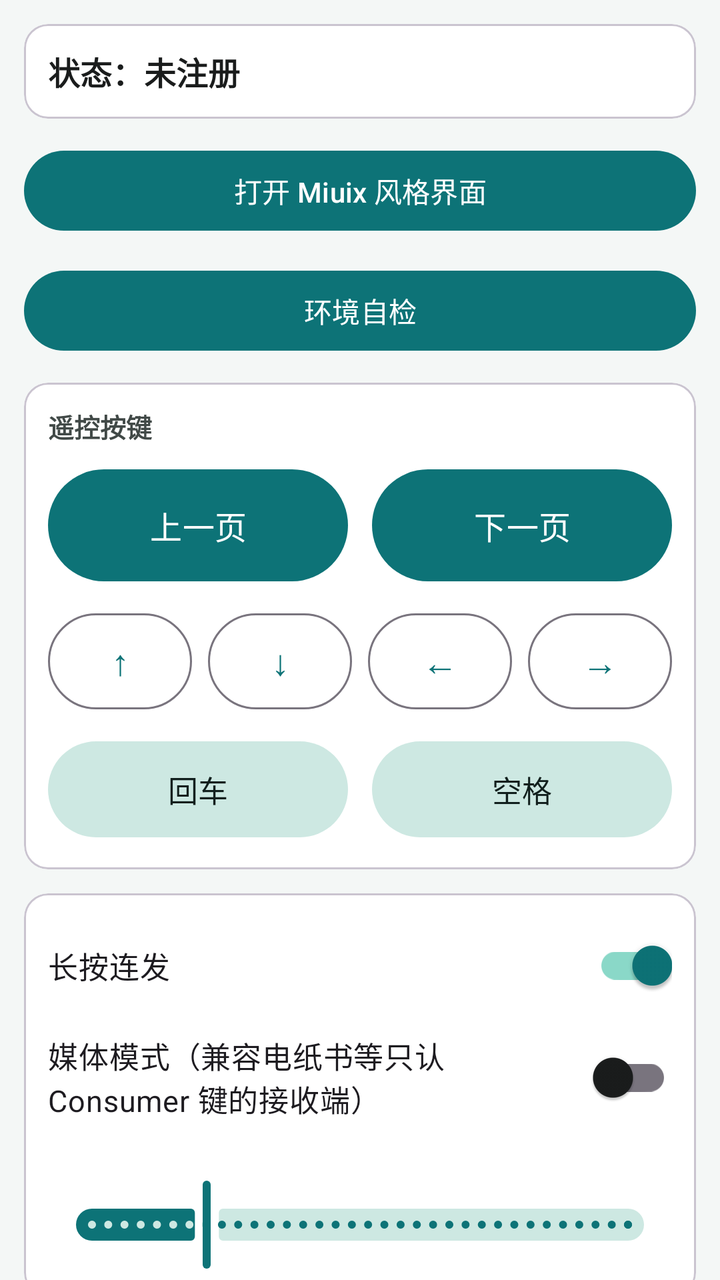
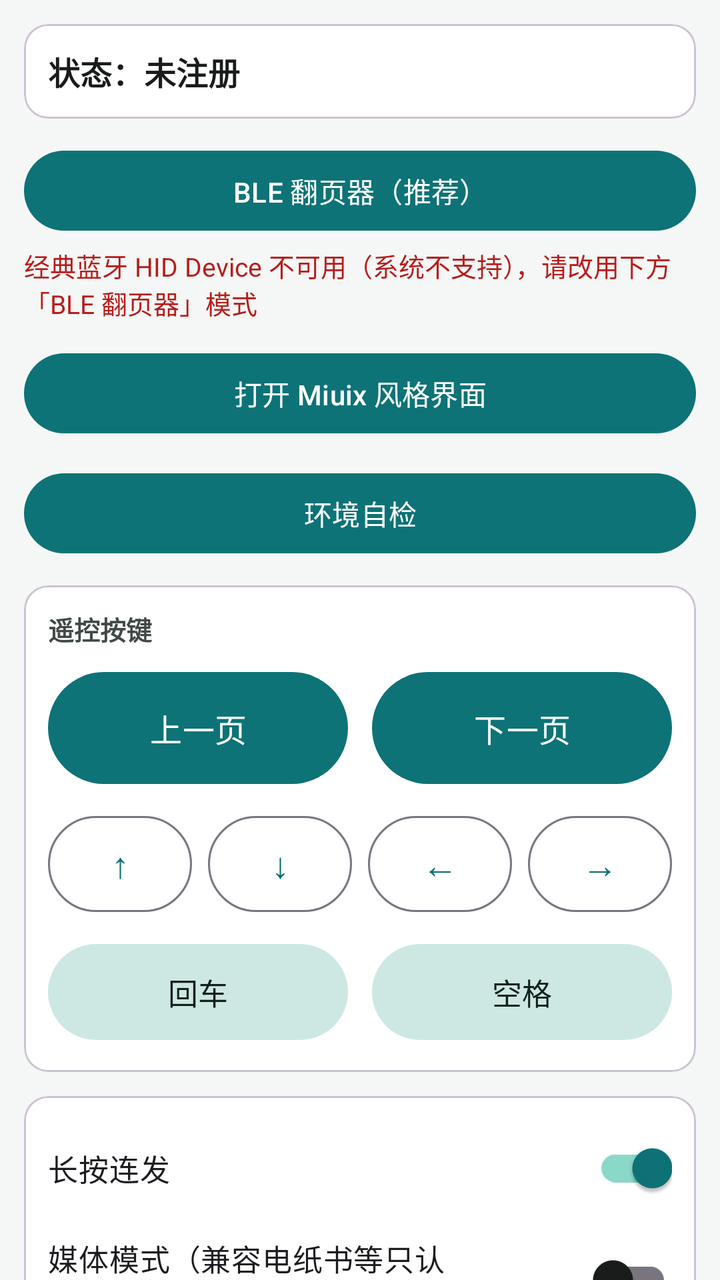

The first picture is an Android layout as it rendered before a commit; the second is the same layout after the commit. The layout source and the unified diff follow.
<!-- AndroidManifest.xml: application theme Theme.HidPager -->
<!-- res/layout/activity_main.xml -->
<?xml version="1.0" encoding="utf-8"?>
<androidx.core.widget.NestedScrollView xmlns:android="http://schemas.android.com/apk/res/android"
    xmlns:app="http://schemas.android.com/apk/res-auto"
    android:layout_width="match_parent"
    android:layout_height="match_parent"
    android:fillViewport="true">

    <LinearLayout
        android:layout_width="match_parent"
        android:layout_height="wrap_content"
        android:orientation="vertical"
        android:padding="12dp">

        
        <com.google.android.material.card.MaterialCardView
            android:layout_width="match_parent"
            android:layout_height="wrap_content"
            android:layout_marginBottom="12dp">

            <LinearLayout
                android:layout_width="match_parent"
                android:layout_height="wrap_content"
                android:gravity="center_vertical"
                android:orientation="horizontal"
                android:padding="12dp">

                <TextView
                    android:id="@+id/tv_status"
                    android:layout_width="0dp"
                    android:layout_height="wrap_content"
                    android:layout_weight="1"
                    android:text="@string/status_unregistered"
                    android:textColor="@color/colorOnSurface"
                    android:textSize="16sp"
                    android:textStyle="bold" />

                <com.google.android.material.button.MaterialButton
                    android:id="@+id/btn_connect"
                    android:layout_width="wrap_content"
                    android:layout_height="wrap_content"
                    android:text="@string/btn_disconnect"
                    android:visibility="gone" />
            </LinearLayout>
        </com.google.android.material.card.MaterialCardView>

        
        <com.google.android.material.button.MaterialButton
            android:id="@+id/btn_open_miuix"
            android:layout_width="match_parent"
            android:layout_height="wrap_content"
            android:layout_marginBottom="12dp"
            android:text="打开 Miuix 风格界面" />

        
        <com.google.android.material.button.MaterialButton
            android:id="@+id/btn_open_diagnosis"
            android:layout_width="match_parent"
            android:layout_height="wrap_content"
            android:layout_marginBottom="12dp"
            android:text="@string/btn_open_diagnosis" />

        
        <com.google.android.material.card.MaterialCardView
            android:layout_width="match_parent"
            android:layout_height="wrap_content"
            android:layout_marginBottom="12dp">

            <LinearLayout
                android:layout_width="match_parent"
                android:layout_height="wrap_content"
                android:orientation="vertical"
                android:padding="12dp">

                <TextView
                    android:layout_width="wrap_content"
                    android:layout_height="wrap_content"
                    android:layout_marginBottom="8dp"
                    android:text="@string/title_remote"
                    android:textColor="@color/colorOnSurfaceVariant"
                    android:textSize="13sp"
                    android:textStyle="bold" />

                
                <LinearLayout
                    android:layout_width="match_parent"
                    android:layout_height="wrap_content"
                    android:orientation="horizontal"
                    android:weightSum="2">

                    <com.google.android.material.button.MaterialButton
                        android:id="@+id/btn_page_up"
                        android:layout_width="0dp"
                        android:layout_height="64dp"
                        android:layout_marginEnd="6dp"
                        android:layout_weight="1"
                        android:text="@string/btn_page_up"
                        android:textSize="16sp" />

                    <com.google.android.material.button.MaterialButton
                        android:id="@+id/btn_page_down"
                        android:layout_width="0dp"
                        android:layout_height="64dp"
                        android:layout_marginStart="6dp"
                        android:layout_weight="1"
                        android:text="@string/btn_page_down"
                        android:textSize="16sp" />
                </LinearLayout>

                
                <LinearLayout
                    android:layout_width="match_parent"
                    android:layout_height="wrap_content"
                    android:layout_marginTop="8dp"
                    android:orientation="horizontal"
                    android:weightSum="4">

                    <com.google.android.material.button.MaterialButton
                        android:id="@+id/btn_up"
                        style="@style/Widget.Material3.Button.OutlinedButton"
                        android:layout_width="0dp"
                        android:layout_height="56dp"
                        android:layout_marginEnd="4dp"
                        android:layout_weight="1"
                        android:text="@string/btn_up"
                        android:textSize="18sp" />

                    <com.google.android.material.button.MaterialButton
                        android:id="@+id/btn_down"
                        style="@style/Widget.Material3.Button.OutlinedButton"
                        android:layout_width="0dp"
                        android:layout_height="56dp"
                        android:layout_marginEnd="4dp"
                        android:layout_marginStart="4dp"
                        android:layout_weight="1"
                        android:text="@string/btn_down"
                        android:textSize="18sp" />

                    <com.google.android.material.button.MaterialButton
                        android:id="@+id/btn_left"
                        style="@style/Widget.Material3.Button.OutlinedButton"
                        android:layout_width="0dp"
                        android:layout_height="56dp"
                        android:layout_marginEnd="4dp"
                        android:layout_marginStart="4dp"
                        android:layout_weight="1"
                        android:text="@string/btn_left"
                        android:textSize="18sp" />

                    <com.google.android.material.button.MaterialButton
                        android:id="@+id/btn_right"
                        style="@style/Widget.Material3.Button.OutlinedButton"
                        android:layout_width="0dp"
                        android:layout_height="56dp"
                        android:layout_marginStart="4dp"
                        android:layout_weight="1"
                        android:text="@string/btn_right"
                        android:textSize="18sp" />
                </LinearLayout>

                
                <LinearLayout
                    android:layout_width="match_parent"
                    android:layout_height="wrap_content"
                    android:layout_marginTop="8dp"
                    android:orientation="horizontal"
                    android:weightSum="2">

                    <com.google.android.material.button.MaterialButton
                        android:id="@+id/btn_enter"
                        style="@style/Widget.Material3.Button.TonalButton"
                        android:layout_width="0dp"
                        android:layout_height="56dp"
                        android:layout_marginEnd="6dp"
                        android:layout_weight="1"
                        android:text="@string/btn_enter"
                        android:textSize="15sp" />

                    <com.google.android.material.button.MaterialButton
                        android:id="@+id/btn_space"
                        style="@style/Widget.Material3.Button.TonalButton"
                        android:layout_width="0dp"
                        android:layout_height="56dp"
                        android:layout_marginStart="6dp"
                        android:layout_weight="1"
                        android:text="@string/btn_space"
                        android:textSize="15sp" />
                </LinearLayout>
            </LinearLayout>
        </com.google.android.material.card.MaterialCardView>

        
        <com.google.android.material.card.MaterialCardView
            android:layout_width="match_parent"
            android:layout_height="wrap_content"
            android:layout_marginBottom="12dp">

            <LinearLayout
                android:layout_width="match_parent"
                android:layout_height="wrap_content"
                android:orientation="vertical"
                android:padding="12dp">

                <com.google.android.material.switchmaterial.SwitchMaterial
                    android:id="@+id/switch_repeat"
                    android:layout_width="match_parent"
                    android:layout_height="wrap_content"
                    android:checked="true"
                    android:text="@string/switch_repeat"
                    android:textSize="15sp" />

                
                <com.google.android.material.switchmaterial.SwitchMaterial
                    android:id="@+id/switch_media_mode"
                    android:layout_width="match_parent"
                    android:layout_height="wrap_content"
                    android:layout_marginTop="8dp"
                    android:checked="false"
                    android:text="@string/switch_media_mode"
                    android:textSize="15sp" />

                <TextView
                    android:id="@+id/tv_repeat_label"
                    android:layout_width="match_parent"
                    android:layout_height="wrap_content"
                    android:layout_marginTop="8dp"
                    android:textColor="@color/colorOnSurfaceVariant"
                    android:textSize="13sp" />

                <com.google.android.material.slider.Slider
                    android:id="@+id/slider_repeat"
                    android:layout_width="match_parent"
                    android:layout_height="wrap_content"
                    android:stepSize="50"
                    android:value="800"
                    android:valueFrom="200"
                    android:valueTo="3000" />
            </LinearLayout>
        </com.google.android.material.card.MaterialCardView>

        
        <com.google.android.material.card.MaterialCardView
            android:layout_width="match_parent"
            android:layout_height="wrap_content"
            android:layout_marginBottom="12dp">

            <LinearLayout
                android:layout_width="match_parent"
                android:layout_height="wrap_content"
                android:orientation="vertical"
                android:padding="12dp">

                <LinearLayout
                    android:layout_width="match_parent"
                    android:layout_height="wrap_content"
                    android:gravity="center_vertical"
                    android:orientation="horizontal">

                    <TextView
                        android:layout_width="0dp"
                        android:layout_height="wrap_content"
                        android:layout_weight="1"
                        android:text="@string/title_devices"
                        android:textColor="@color/colorOnSurface"
                        android:textSize="15sp"
                        android:textStyle="bold" />

                    <com.google.android.material.button.MaterialButton
                        android:id="@+id/btn_scan"
                        android:layout_width="wrap_content"
                        android:layout_height="wrap_content"
                        android:text="@string/btn_scan" />
                </LinearLayout>

                <TextView
                    android:id="@+id/tv_empty_devices"
                    android:layout_width="match_parent"
                    android:layout_height="wrap_content"
                    android:paddingVertical="12dp"
                    android:text="@string/empty_devices"
                    android:textColor="@color/text_secondary"
                    android:textSize="13sp" />

                <androidx.recyclerview.widget.RecyclerView
                    android:id="@+id/recycler_devices"
                    android:layout_width="match_parent"
                    android:layout_height="wrap_content"
                    android:nestedScrollingEnabled="false" />
            </LinearLayout>
        </com.google.android.material.card.MaterialCardView>

        
        <com.google.android.material.card.MaterialCardView
            android:layout_width="match_parent"
            android:layout_height="wrap_content">

            <LinearLayout
                android:layout_width="match_parent"
                android:layout_height="wrap_content"
                android:orientation="vertical"
                android:padding="12dp">

                <LinearLayout
                    android:layout_width="match_parent"
                    android:layout_height="wrap_content"
                    android:gravity="center_vertical"
                    android:orientation="horizontal">

                    <TextView
                        android:layout_width="0dp"
                        android:layout_height="wrap_content"
                        android:layout_weight="1"
                        android:text="@string/title_log"
                        android:textColor="@color/colorOnSurface"
                        android:textSize="15sp"
                        android:textStyle="bold" />

                    <com.google.android.material.button.MaterialButton
                        android:id="@+id/btn_clear_log"
                        style="@style/Widget.Material3.Button.TextButton"
                        android:layout_width="wrap_content"
                        android:layout_height="wrap_content"
                        android:text="@string/btn_clear_log" />
                </LinearLayout>

                <ScrollView
                    android:id="@+id/scroll_log"
                    android:layout_width="match_parent"
                    android:layout_height="160dp"
                    android:background="@color/colorSurfaceVariant"
                    android:padding="8dp">

                    <TextView
                        android:id="@+id/tv_log"
                        android:layout_width="match_parent"
                        android:layout_height="wrap_content"
                        android:fontFamily="monospace"
                        android:textColor="@color/colorOnSurface"
                        android:textIsSelectable="true"
                        android:textSize="12sp" />
                </ScrollView>
            </LinearLayout>
        </com.google.android.material.card.MaterialCardView>
    </LinearLayout>
</androidx.core.widget.NestedScrollView>
<!-- resources referenced by this layout -->
<resources>
  <color name="colorOnSurface">#FF1A1C1C</color>
  <color name="colorOnSurfaceVariant">#FF414947</color>
  <color name="colorSurfaceVariant">#FFDFE5E3</color>
  <color name="text_secondary">#FF5A6B69</color>
  <string name="btn_clear_log">清空</string>
  <string name="btn_disconnect">断开</string>
  <string name="btn_down">↓</string>
  <string name="btn_enter">回车</string>
  <string name="btn_left">←</string>
  <string name="btn_open_diagnosis">环境自检</string>
  <string name="btn_page_down">下一页</string>
  <string name="btn_page_up">上一页</string>
  <string name="btn_right">→</string>
  <string name="btn_scan">扫描设备</string>
  <string name="btn_space">空格</string>
  <string name="btn_up">↑</string>
  <string name="empty_devices">暂无设备，请点击「扫描设备」</string>
  <string name="status_unregistered">状态：未注册</string>
  <string name="switch_media_mode">媒体模式（兼容电纸书等只认 Consumer 键的接收端）</string>
  <string name="switch_repeat">长按连发</string>
  <string name="title_devices">设备</string>
  <string name="title_log">运行日志</string>
  <string name="title_remote">遥控按键</string>
  <style name="Theme.HidPager" parent="Theme.Material3.DayNight.NoActionBar">
          <item name="colorPrimary">@color/colorPrimary</item>
          <item name="colorOnPrimary">@color/colorOnPrimary</item>
          <item name="colorPrimaryContainer">@color/colorPrimaryContainer</item>
          <item name="colorOnPrimaryContainer">@color/colorOnPrimaryContainer</item>
          <item name="colorSecondary">@color/colorSecondary</item>
          <item name="colorOnSecondary">@color/colorOnSecondary</item>
          <item name="colorSecondaryContainer">@color/colorSecondaryContainer</item>
          <item name="colorOnSecondaryContainer">@color/colorOnSecondaryContainer</item>
          <item name="colorSurface">@color/colorSurface</item>
          <item name="colorOnSurface">@color/colorOnSurface</item>
          <item name="colorSurfaceVariant">@color/colorSurfaceVariant</item>
          <item name="colorOnSurfaceVariant">@color/colorOnSurfaceVariant</item>
          <item name="colorError">@color/colorError</item>
          <item name="android:windowBackground">@color/window_background</item>
      </style>
  <color name="colorPrimary">#FF0D7377</color>
  <color name="colorOnPrimary">#FFFFFFFF</color>
  <color name="colorPrimaryContainer">#FF8AD8C8</color>
  <color name="colorOnPrimaryContainer">#FF00201A</color>
  <color name="colorSecondary">#FF4A6360</color>
  <color name="colorOnSecondary">#FFFFFFFF</color>
  <color name="colorSecondaryContainer">#FFCDE8E2</color>
  <color name="colorOnSecondaryContainer">#FF111F1D</color>
  <color name="colorSurface">#FFFFFFFF</color>
  <color name="colorError">#FFBA1A1A</color>
  <color name="window_background">#FFF4F7F6</color>
</resources>

<!-- the commit's change to res/layout/activity_main.xml (unified diff, before → after) -->
@@ -45,6 +45,23 @@
 
         
         <com.google.android.material.button.MaterialButton
+            android:id="@+id/btn_open_ble"
+            android:layout_width="match_parent"
+            android:layout_height="wrap_content"
+            android:layout_marginBottom="4dp"
+            android:text="@string/btn_open_ble" />
+
+        
+        <TextView
+            android:layout_width="match_parent"
+            android:layout_height="wrap_content"
+            android:layout_marginBottom="12dp"
+            android:text="@string/classic_mode_unavailable"
+            android:textColor="@color/colorError"
+            android:textSize="13sp" />
+
+        
+        <com.google.android.material.button.MaterialButton
             android:id="@+id/btn_open_miuix"
             android:layout_width="match_parent"
             android:layout_height="wrap_content"
<!-- resource entries referenced after the edit -->
@@ -9,6 +9,7 @@
   <string name="btn_down">↓</string>
   <string name="btn_enter">回车</string>
   <string name="btn_left">←</string>
+  <string name="btn_open_ble">BLE 翻页器（推荐）</string>
   <string name="btn_open_diagnosis">环境自检</string>
   <string name="btn_page_down">下一页</string>
   <string name="btn_page_up">上一页</string>
@@ -16,6 +17,7 @@
   <string name="btn_scan">扫描设备</string>
   <string name="btn_space">空格</string>
   <string name="btn_up">↑</string>
+  <string name="classic_mode_unavailable">经典蓝牙 HID Device 不可用（系统不支持），请改用下方「BLE 翻页器」模式</string>
   <string name="empty_devices">暂无设备，请点击「扫描设备」</string>
   <string name="status_unregistered">状态：未注册</string>
   <string name="switch_media_mode">媒体模式（兼容电纸书等只认 Consumer 键的接收端）</string>
